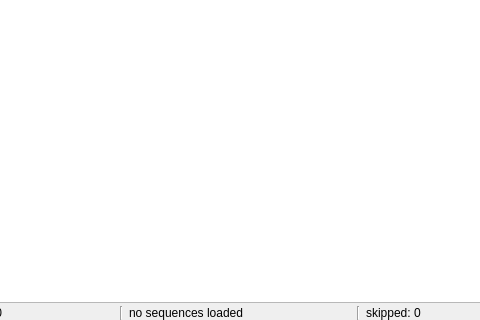
Qt form vilay/qt_ui/ui_stimulus.ui (dakot/vilay-show) before a commit; both pictures show x 110 to 590 and y 100 to 420 of the 700 by 420 pixel window.
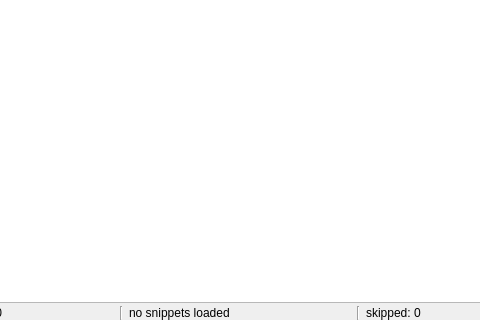
The same form after that commit.

Commit message: - refactored sequence to snipped - fixed icon problem - added icon for stop after current snipped - added qt ressource file - added build information for building qt to README.rst - added a few options to cmdline-interface - extracted functions to player for controlling via ipython - moved python windows files to qt_ui directory - added license for icons to COPYING

What changed in the file:
```diff
--- a/vilay/qt_ui/ui_stimulus.ui
+++ b/vilay/qt_ui/ui_stimulus.ui
@@ -55,7 +55,7 @@
       <item>
        <widget class="QLabel" name="stim_seq">
         <property name="text">
-         <string>no sequences loaded</string>
+         <string>no snippets loaded</string>
         </property>
        </widget>
       </item>
```
Left out of the diff: 2 changed lines with no effect on the pictures. The commit also changes 31 other files.
